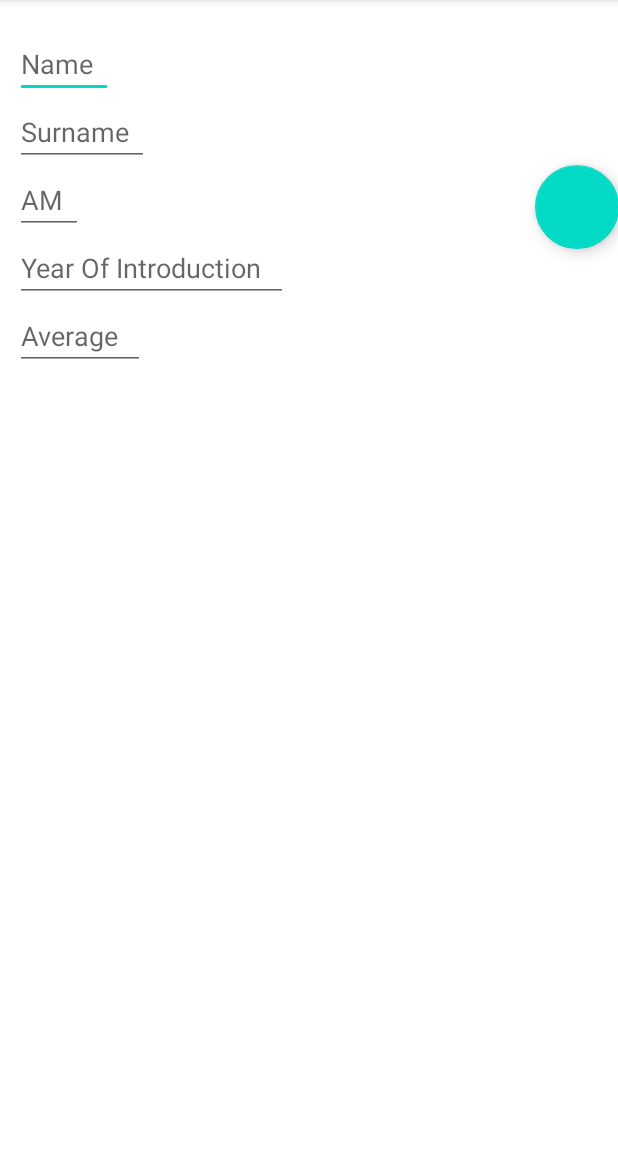
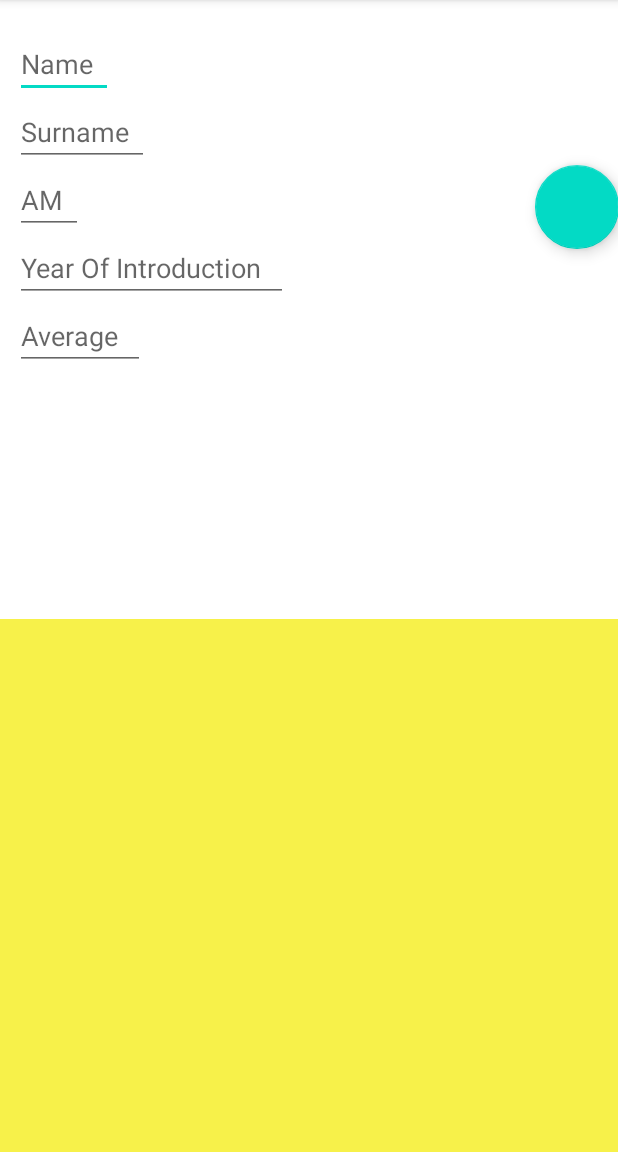
Before and after one commit to Christina-Kontogiorgi/Students, an Android app: the screen it shows after launch (MainActivity), on a phone screen of 412 x 824 dp, the part 84-1236 px from its top. Run offline under Robolectric (Android 15) with nearby library versions, the phone set to English and light mode, and no system bars.

Commit message:
color yellow added

```diff
--- a/app/src/main/res/layout/activity_main.xml
+++ b/app/src/main/res/layout/activity_main.xml
@@ -68,7 +68,8 @@
         android:layout_width="match_parent"
         android:layout_height="0dp"
         app:layout_constraintBottom_toBottomOf="parent"
-        app:layout_constraintTop_toBottomOf="@id/data"/>
+        app:layout_constraintTop_toBottomOf="@id/data"
+        android:background="@color/yellow"/>
 
 
 
--- a/app/src/main/res/values/colors.xml
+++ b/app/src/main/res/values/colors.xml
@@ -7,4 +7,5 @@
     <color name="teal_700">#FF018786</color>
     <color name="black">#FF000000</color>
     <color name="white">#FFFFFFFF</color>
+    <color name="yellow">#F7F14A</color>
 </resources>
```
